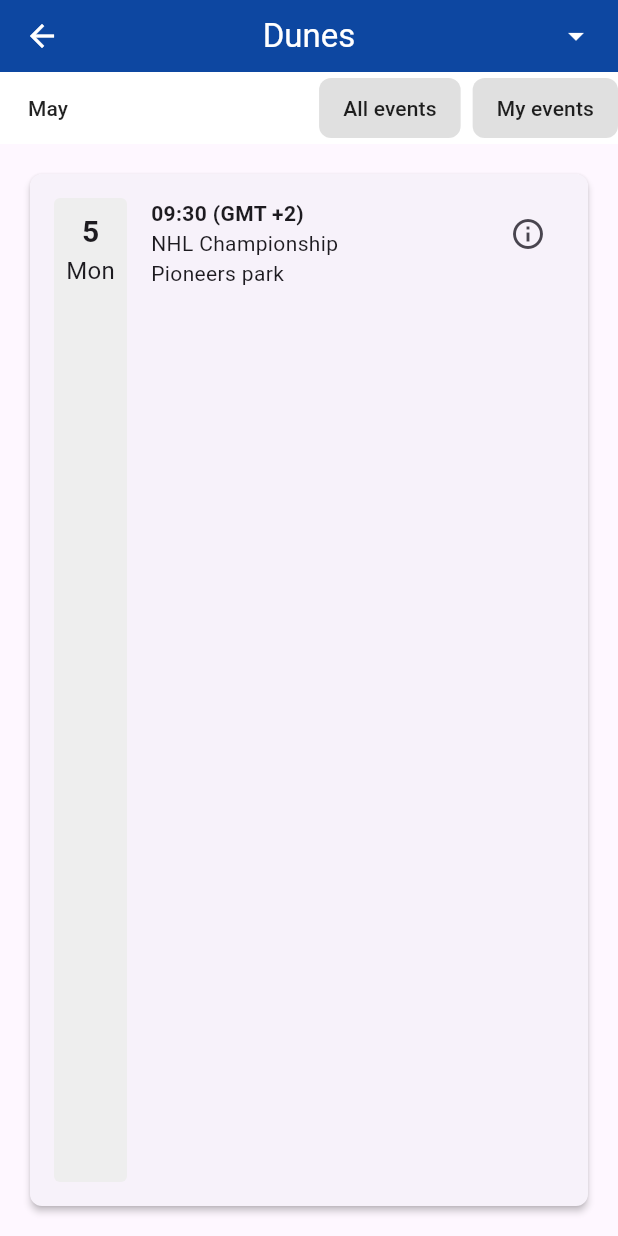
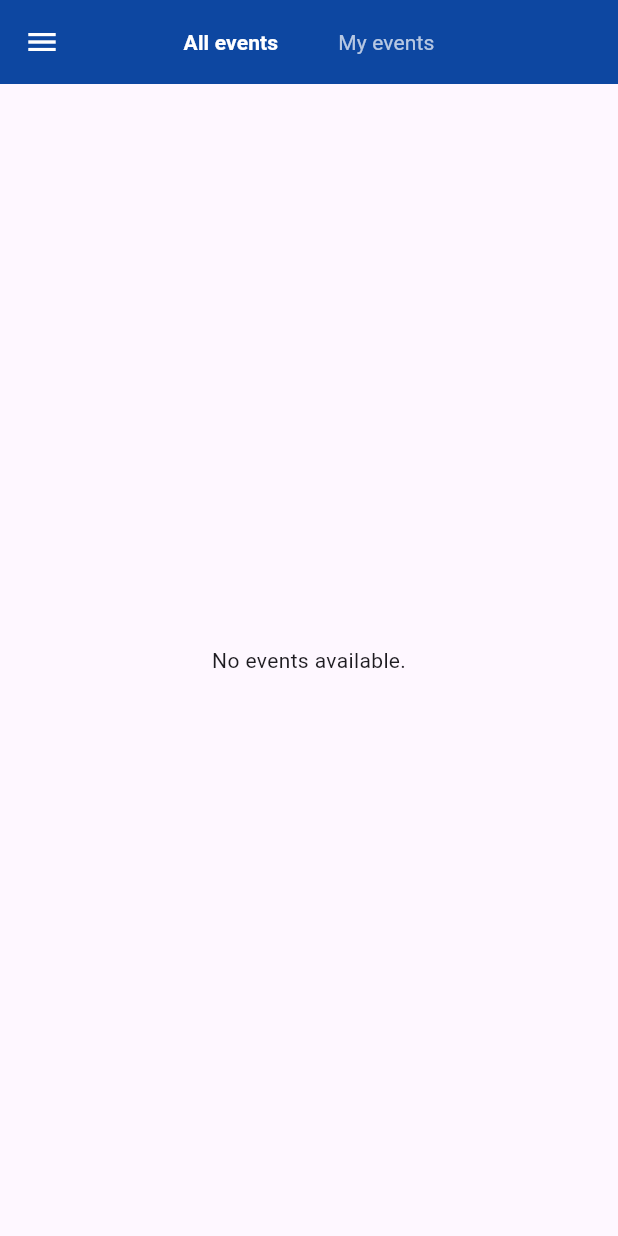
Before and after one commit to Israel-Shingenge/Hockey-Association, a Flutter app: the EventDetailPage screen opened directly, on a phone screen of 412 x 824 dp. Run offline on Flutter 3.47's test engine with Material 3 defaults, Android fonts, the phone set to English and light mode, and no system bars; our stand-ins replace cloud_firestore, firebase_auth, firebase_core, google_sign_in, image_picker; accounts and stored records are empty.

Commit message:
Added retreival of database for events

```diff
--- a/lib/events/view_events.dart
+++ b/lib/events/view_events.dart
@@ -1,6 +1,7 @@
+import 'package:cloud_firestore/cloud_firestore.dart';
+import 'package:hockey_union/home/home_drawer.dart';
+import 'package:intl/intl.dart';
 import 'package:flutter/material.dart';
-import 'package:hockey_union/home/home_drawer.dart'; // Assuming you have a HomeDrawer
-import 'package:intl/intl.dart'; // For date and time formatting
 
 class EventDetailPage extends StatefulWidget {
   const EventDetailPage({super.key});
@@ -11,103 +12,49 @@ class EventDetailPage extends StatefulWidget {
 
 class _EventDetailPageState extends State<EventDetailPage> {
   bool _showRegistrationPopup = false;
+  Map<String, dynamic>? selectedEvent;
+  String _currentView = 'all'; // 'all' or 'my'
 
-  void _toggleRegistrationPopup() {
+  // Simulated current user info; replace with your auth system's current user id/email
+  final String userId = 'CURRENT_USER_ID';
+  final String userEmail = 'user@example.com';
+
+  void _toggleRegistrationPopup(Map<String, dynamic> event) {
     setState(() {
+      selectedEvent = event;
       _showRegistrationPopup = !_showRegistrationPopup;
     });
   }
 
-  @override
-  Widget build(BuildContext context) {
-    return Scaffold(
-      appBar: AppBar(
-        leading: IconButton(
-          icon: const Icon(Icons.arrow_back, color: Colors.white),
-          onPressed: () => Navigator.of(context).pop(),
-        ),
-        title: const Text('Dunes', style: TextStyle(color: Colors.white)),
-        centerTitle: true,
-        backgroundColor: Colors.blue[900],
-        actions: [
-          PopupMenuButton<String>(
-            onSelected: (value) {
-              // Handle league selection here
-              print('Selected league: $value');
-            },
-            itemBuilder: (BuildContext context) {
-              return {'Dunes', 'Another League', 'Yet Another'}.map((String choice) {
-                return PopupMenuItem<String>(
-                  value: choice,
-                  child: Text(choice),
+  Future<void> _registerForEvent(String eventId) async {
+    final regRef = FirebaseFirestore.instance
+        .collection('Events')
+        .doc(eventId)
+        .collection('registration')
+        .doc(userId);
+
+    await regRef.set({
+      'userID': userId,
+      'email': userEmail,
+      'timestamp': FieldValue.serverTimestamp(),
+    });
+
+    setState(() {
+      _showRegistrationPopup = false;
+    });
+
+    ScaffoldMessenger.of(context).showSnackBar(
+      const SnackBar(content: Text('Successfully registered for event')),
     );
-              }).toList();
-            },
-            child: const Row(
-              children: [
-                SizedBox(width: 8.0),
-                Icon(Icons.arrow_drop_down, color: Colors.white),
-                SizedBox(width: 16.0),
-              ],
-            ),
-          ),
-        ],
-        bottom: PreferredSize(
-          preferredSize: const Size.fromHeight(40),
-          child: Container(
-            color: Colors.white,
-            child: Row(
-              mainAxisAlignment: MainAxisAlignment.spaceAround,
-              children: [
-                TextButton(
-                  onPressed: () {
-                    // Handle "May" navigation
-                    print('Clicked May');
-                  },
-                  child: const Text('May', style: TextStyle(color: Colors.black87)),
-                ),
-                const Spacer(),
-                TextButton(
-                  onPressed: () {
-                    // Handle "All events" filter
-                    print('Clicked All events');
-                  },
-                  style: TextButton.styleFrom(
-                    backgroundColor: Colors.grey[300],
-                    padding: const EdgeInsets.symmetric(horizontal: 16.0, vertical: 8.0),
-                    shape: RoundedRectangleBorder(
-                      borderRadius: BorderRadius.circular(8.0),
-                    ),
-                  ),
-                  child: const Text('All events', style: TextStyle(color: Colors.black87)),
-                ),
-                const SizedBox(width: 8.0),
-                TextButton(
-                  onPressed: () {
-                    // Handle "My events" filter
-                    print('Clicked My events');
-                  },
-                  style: TextButton.styleFrom(
-                    backgroundColor: Colors.grey[300],
-                    padding: const EdgeInsets.symmetric(horizontal: 16.0, vertical: 8.0),
-                    shape: RoundedRectangleBorder(
-                      borderRadius: BorderRadius.circular(8.0),
-                    ),
-                  ),
-                  child: const Text('My events', style: TextStyle(color: Colors.black87)),
-                ),
-              ],
-            ),
-          ),
-        ),
-      ),
-      drawer: const HomeDrawer(), // Assuming you want the drawer here
-      body: Stack(
-        children: [
-          Padding(
-            padding: const EdgeInsets.all(16.0),
-            child: Card(
+  }
+
+  Widget _buildEventCard(Map<String, dynamic> event) {
+    final Timestamp timestamp = event['date'];
+    final DateTime eventDate = timestamp.toDate();
+
+    return Card(
       elevation: 2.0,
+      margin: const EdgeInsets.only(bottom: 16.0),
       shape: RoundedRectangleBorder(
         borderRadius: BorderRadius.circular(8.0),
       ),
@@ -125,11 +72,11 @@ class _EventDetailPageState extends State<EventDetailPage> {
               child: Column(
                 children: [
                   Text(
-                            DateFormat('d').format(DateTime(2025, 5, 5)), // Example Date: May 5th, 2025
+                    DateFormat('d').format(eventDate),
                     style: const TextStyle(fontSize: 20.0, fontWeight: FontWeight.bold),
                   ),
                   Text(
-                            DateFormat('E').format(DateTime(2025, 5, 5)), // Example Date: Mon
+                    DateFormat('E').format(eventDate),
                     style: const TextStyle(fontSize: 16.0),
                   ),
                 ],
@@ -140,66 +87,188 @@ class _EventDetailPageState extends State<EventDetailPage> {
               child: Column(
                 crossAxisAlignment: CrossAxisAlignment.start,
                 children: [
-                          const Text(
-                            '09:30 (GMT +2)',
-                            style: TextStyle(fontWeight: FontWeight.bold),
+                  Text(
+                    DateFormat('HH:mm (zzz)').format(eventDate),
+                    style: const TextStyle(fontWeight: FontWeight.bold),
                   ),
-                          const Text('NHL Championship'),
-                          const Text('Pioneers park'),
+                  Text(event['nameOfEvent'] ?? 'Untitled'),
+                  Text(event['location'] ?? 'No location'),
                 ],
               ),
             ),
             IconButton(
               icon: const Icon(Icons.info_outline),
-                      onPressed: _toggleRegistrationPopup,
+              onPressed: () => _toggleRegistrationPopup(event),
             ),
           ],
         ),
       ),
+    );
+  }
+
+  Widget _buildAllEventsList() {
+    return StreamBuilder<QuerySnapshot>(
+      stream: FirebaseFirestore.instance.collection('Events').snapshots(),
+      builder: (context, snapshot) {
+        if (snapshot.hasError) return const Center(child: Text('Error loading events'));
+        if (snapshot.connectionState == ConnectionState.waiting) return const Center(child: CircularProgressIndicator());
+
+        final events = snapshot.data!.docs.map((doc) {
+          final data = doc.data() as Map<String, dynamic>;
+          data['id'] = doc.id;
+          return data;
+        }).toList();
+
+        if (events.isEmpty) {
+          return const Center(child: Text('No events available.'));
+        }
+
+        return ListView.builder(
+          padding: const EdgeInsets.all(16),
+          itemCount: events.length,
+          itemBuilder: (context, index) => _buildEventCard(events[index]),
+        );
+      },
+    );
+  }
+
+  Widget _buildMyEventsList() {
+  return FutureBuilder<QuerySnapshot>(
+    future: FirebaseFirestore.instance.collection('Events').get(),
+    builder: (context, allEventsSnapshot) {
+      if (allEventsSnapshot.hasError) {
+        return const Center(child: Text('Error loading events'));
+      }
+      if (allEventsSnapshot.connectionState == ConnectionState.waiting) {
+        return const Center(child: CircularProgressIndicator());
+      }
+
+      final allEvents = allEventsSnapshot.data!.docs;
+
+      return FutureBuilder<List<Map<String, dynamic>?>>(
+        future: Future.wait(allEvents.map((eventDoc) async {
+          final regDoc = await FirebaseFirestore.instance
+              .collection('Events')
+              .doc(eventDoc.id)
+              .collection('registration')
+              .doc(userId)
+              .get();
+
+          if (regDoc.exists) {
+            final eventData = eventDoc.data()! as Map<String, dynamic>;
+            eventData['id'] = eventDoc.id;
+            return eventData;
+          }
+          return null;
+        }).toList()),
+        builder: (context, regEventsSnapshot) {
+          if (regEventsSnapshot.connectionState == ConnectionState.waiting) {
+            return const Center(child: CircularProgressIndicator());
+          }
+          if (regEventsSnapshot.hasError) {
+            return const Center(child: Text('Error loading registered events'));
+          }
+
+          // Filter out nulls here
+          final registeredEvents = regEventsSnapshot.data!.whereType<Map<String, dynamic>>().toList();
+
+          if (registeredEvents.isEmpty) {
+            return const Center(child: Text('You have not registered for any events.'));
+          }
+
+          return ListView.builder(
+            padding: const EdgeInsets.all(16),
+            itemCount: registeredEvents.length,
+            itemBuilder: (context, index) => _buildEventCard(registeredEvents[index]),
+          );
+        },
+      );
+    },
+  );
+}
+
+  @override
+  Widget build(BuildContext context) {
+    return Scaffold(
+      appBar: AppBar(
+      leading: Builder(
+        builder: (context) {
+          return IconButton(
+            icon: const Icon(Icons.menu, color: Colors.white),
+            onPressed: () => Scaffold.of(context).openDrawer(),
+          );
+        },
+      ),
+      title: Row(
+        mainAxisSize: MainAxisSize.min,
+        mainAxisAlignment: MainAxisAlignment.center,
+        children: [
+          TextButton(
+            onPressed: () => setState(() => _currentView = 'all'),
+            child: Text(
+              'All events',
+              style: TextStyle(
+                color: _currentView == 'all' ? Colors.white : Colors.white70,
+                fontWeight: _currentView == 'all' ? FontWeight.bold : FontWeight.normal,
               ),
             ),
-          if (_showRegistrationPopup)
-            Positioned(
-              top: MediaQuery.of(context).size.height * 0.3,
-              left: MediaQuery.of(context).size.width * 0.1,
-              right: MediaQuery.of(context).size.width * 0.1,
-              child: Material(
-                elevation: 4.0,
-                borderRadius: BorderRadius.circular(8.0),
-                child: Padding(
-                  padding: const EdgeInsets.all(16.0),
-                  child: Column(
-                    crossAxisAlignment: CrossAxisAlignment.start,
-                    mainAxisSize: MainAxisSize.min,
-                    children: [
-                      Row(
-                        mainAxisAlignment: MainAxisAlignment.spaceBetween,
-                        children: [
-                          const Text('Register for event', style: TextStyle(fontWeight: FontWeight.bold)),
-                          IconButton(
-                            icon: const Icon(Icons.close),
-                            onPressed: _toggleRegistrationPopup,
+          ),
+          const SizedBox(width: 16),
+          TextButton(
+            onPressed: () => setState(() => _currentView = 'my'),
+            child: Text(
+              'My events',
+              style: TextStyle(
+                color: _currentView == 'my' ? Colors.white : Colors.white70,
+                fontWeight: _currentView == 'my' ? FontWeight.bold : FontWeight.normal,
+              ),
+            ),
           ),
         ],
       ),
-                      const SizedBox(height: 16.0),
-                      SizedBox(
-                        width: double.infinity,
-                        child: ElevatedButton(
-                          onPressed: () {
-                            // Handle registration logic
-                            print('Register button pressed');
-                            _toggleRegistrationPopup(); // Close the popup after registration
-                            // You might want to show a confirmation message here
-                          },
-                          style: ElevatedButton.styleFrom(
+      centerTitle: true,
       backgroundColor: Colors.blue[900],
-                            padding: const EdgeInsets.symmetric(vertical: 12.0),
     ),
-                          child: const Text('REGISTER', style: TextStyle(color: Colors.white)),
+    drawer: const HomeDrawer(),
+      body: Stack(
+        children: [
+          _currentView == 'all' ? _buildAllEventsList() : _buildMyEventsList(),
+          if (_showRegistrationPopup && selectedEvent != null)
+            Positioned.fill(
+              child: GestureDetector(
+                onTap: () => setState(() => _showRegistrationPopup = false),
+                child: Container(
+                  color: Colors.black.withOpacity(0.5),
+                  child: Center(
+                    child: Container(
+                      width: 300,
+                      padding: const EdgeInsets.all(20),
+                      decoration: BoxDecoration(
+                        color: Colors.white,
+                        borderRadius: BorderRadius.circular(12),
+                      ),
+                      child: Column(
+                        mainAxisSize: MainAxisSize.min,
+                        children: [
+                          const Text('Event Details', style: TextStyle(fontSize: 20, fontWeight: FontWeight.bold)),
+                          const SizedBox(height: 10),
+                          Text('Name: ${selectedEvent!['nameOfEvent'] ?? 'N/A'}'),
+                          Text('Location: ${selectedEvent!['location'] ?? 'N/A'}'),
+                          Text('Date: ${DateFormat('yyyy-MM-dd – kk:mm').format((selectedEvent!['date'] as Timestamp).toDate())}'),
+                          Text('Volunteers: ${selectedEvent!['volunteers'] ?? 'N/A'}'),
+                          const SizedBox(height: 16),
+                          ElevatedButton(
+                            onPressed: () => _registerForEvent(selectedEvent!['id']),
+                            child: const Text('Register for this event'),
+                          ),
+                          const SizedBox(height: 8),
+                          ElevatedButton(
+                            onPressed: () => setState(() => _showRegistrationPopup = false),
+                            child: const Text('Close'),
+                          ),
+                        ],
                       ),
                     ),
-                    ],
                   ),
                 ),
               ),
--- a/lib/home/home_drawer.dart
+++ b/lib/home/home_drawer.dart
@@ -1,10 +1,10 @@
 import 'package:flutter/material.dart';
 import 'package:firebase_auth/firebase_auth.dart';
 import 'package:hockey_union/aboutUs/contact_us.dart';
+import 'package:hockey_union/events/view_events.dart';
 import 'package:hockey_union/fixtures/fixtures.dart';
 import 'package:hockey_union/news/news.dart';
 import 'package:hockey_union/teams/team_page.dart';
-import 'package:hockey_union/events/create_event.dart';
 
 class HomeDrawer extends StatelessWidget {
   const HomeDrawer({super.key});
@@ -101,7 +101,7 @@ class HomeDrawer extends StatelessWidget {
                     if (currentRoute != '/events') {
                       Navigator.push(
                         context,
-                        MaterialPageRoute(builder: (context) => const EventsPage()),
+                        MaterialPageRoute(builder: (context) => const EventDetailPage()),
                       );
                     }
                   },
--- a/lib/teams/team_page.dart
+++ b/lib/teams/team_page.dart
@@ -83,7 +83,7 @@ class _TeamPageState extends State<TeamPage> {
                   mainAxisAlignment: MainAxisAlignment.center, // Center the children horizontally
                   children: [
                     const Text(
-                      'Dunes',
+                      'Teams',
                       style: TextStyle(color: Colors.white, fontWeight: FontWeight.bold),
                     ),
                     const SizedBox(width: 8.0), // Add some spacing between text and icon
```
Also changed, not shown: lib/events/new_event.dart (+15 -6 lines), lib/home/home_page.dart (+42 -10 lines), lib/teams/create_team.dart (+23 -13 lines), lib/teams/view_teams.dart (+22 -21 lines), lib/profile/profile.dart (line endings or trailing spaces). Lines whose indentation alone changed are shown as unchanged.
